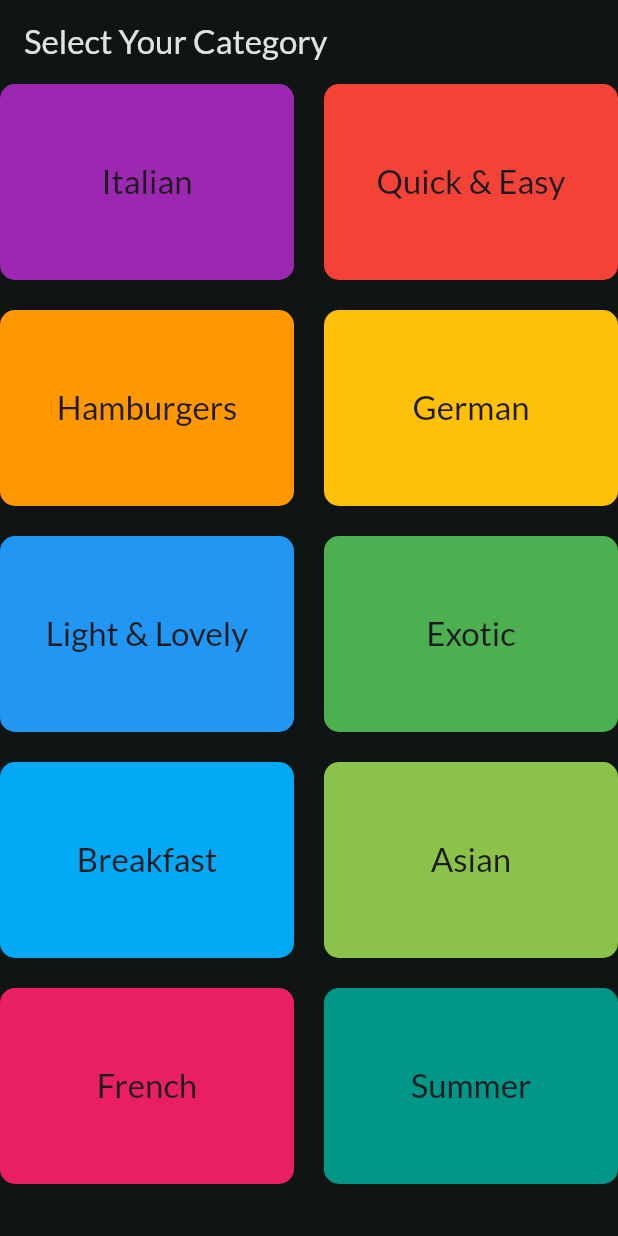
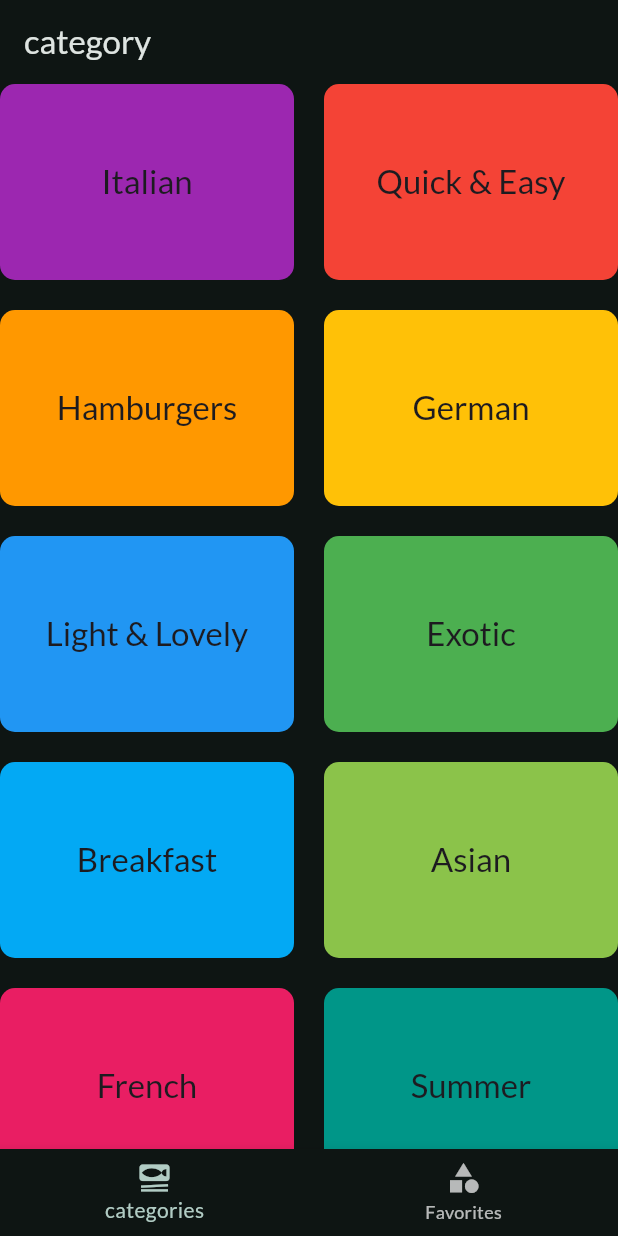
Before and after one commit to mhnazary/mealApp, a Flutter app: the screen it shows after launch, on a phone screen of 412 x 824 dp. Run offline on Flutter 3.47's test engine with Material 3 defaults, Android fonts, the phone set to English and light mode, and no system bars; our stand-ins replace google_fonts, transparent_image.

```diff
--- a/lib/widget/categories.dart
+++ b/lib/Screen/categories.dart
@@ -2,7 +2,7 @@ import 'package:flutter/material.dart';
 import 'package:meal_app/data/category_data.dart';
 import 'package:meal_app/model/category.dart';
 import 'package:meal_app/widget/CategoryGridItem.dart';
-import 'package:meal_app/widget/meal.dart';
+import 'package:meal_app/Screen/meal.dart';
 
 class Categories extends StatelessWidget {
   const Categories({super.key});
@@ -22,9 +22,7 @@ class Categories extends StatelessWidget {
 
   @override
   Widget build(BuildContext context) {
-    return Scaffold(
-      appBar: AppBar(title: Text("Select Your Category")),
-      body: GridView(
+    return GridView(
       gridDelegate: SliverGridDelegateWithFixedCrossAxisCount(
         crossAxisCount: 2,
         childAspectRatio: 3 / 2,
@@ -41,7 +39,6 @@ class Categories extends StatelessWidget {
           ),
         ),
       ],
-      ),
     );
   }
 }
--- /dev/null
+++ b/lib/Screen/tabs.dart
@@ -0,0 +1,50 @@
+import 'package:flutter/material.dart';
+import 'package:meal_app/Screen/categories.dart';
+import 'package:meal_app/Screen/meal.dart';
+import 'package:meal_app/widget/favorite.dart';
+
+class TabScreen extends StatefulWidget {
+  const TabScreen({super.key});
+
+  @override
+  State<TabScreen> createState() => _TabScreenState();
+}
+
+class _TabScreenState extends State<TabScreen> {
+  int _selectedTab = 0;
+
+  void selectedtabs(int index) {
+    // for ontap method
+    setState(() {
+      _selectedTab = index;
+    });
+  }
+
+  @override
+  Widget build(BuildContext context) {
+    Widget activePage = Categories(); // for body
+    var title = 'category'; // for title
+
+    if (_selectedTab == 1) {
+      activePage = Favorite();
+      title = "Favorite";
+    }
+    return Scaffold(
+      appBar: AppBar(title: Text(title)),
+      body: activePage,
+      bottomNavigationBar: BottomNavigationBar(
+        onTap: selectedtabs,
+        items: [
+          BottomNavigationBarItem(
+            icon: Icon(Icons.set_meal),
+            label: 'categories',
+          ),
+          BottomNavigationBarItem(
+            icon: Icon(Icons.category),
+            label: 'Favorites',
+          ),
+        ],
+      ),
+    );
+  }
+}
--- a/lib/main.dart
+++ b/lib/main.dart
@@ -1,6 +1,7 @@
 import 'package:flutter/material.dart';
 import 'package:google_fonts/google_fonts.dart';
-import 'package:meal_app/widget/categories.dart';
+import 'package:meal_app/Screen/categories.dart';
+import 'package:meal_app/Screen/tabs.dart';
 
 final theme = ThemeData(
   colorScheme: ColorScheme.fromSeed(
@@ -19,6 +20,6 @@ class MyApp extends StatelessWidget {
 
   @override
   Widget build(BuildContext context) {
-    return MaterialApp(theme: theme, home: Categories());
+    return MaterialApp(theme: theme, home: TabScreen());
   }
 }
```
Also changed, not shown: lib/Screen/meal_detail.dart (added, +61 -0 lines), lib/widget/favorite.dart (added, +10 -0 lines), lib/widget/meal_item.dart (+6 -1 lines), lib/Screen/meal.dart (renamed from lib/widget/meal.dart). Lines whose indentation alone changed are shown as unchanged.
